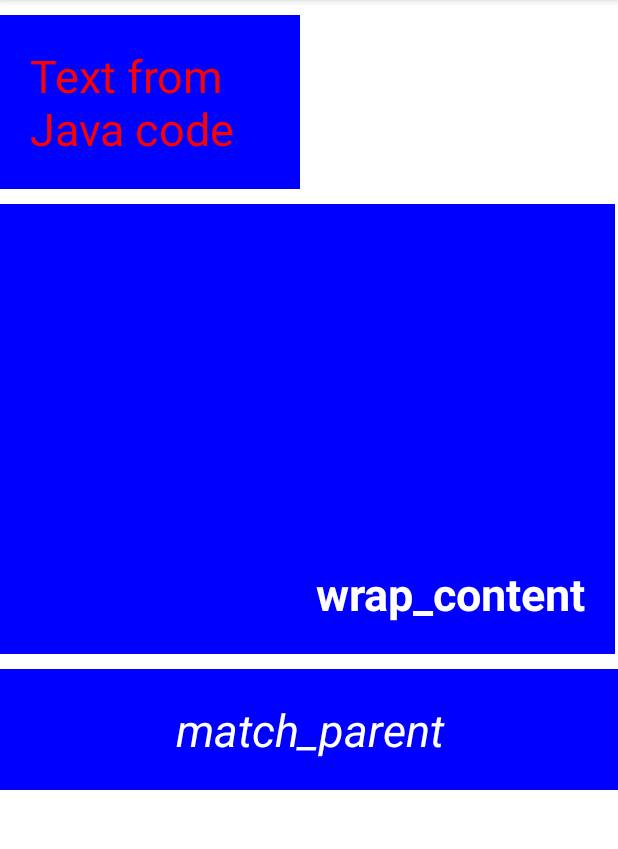
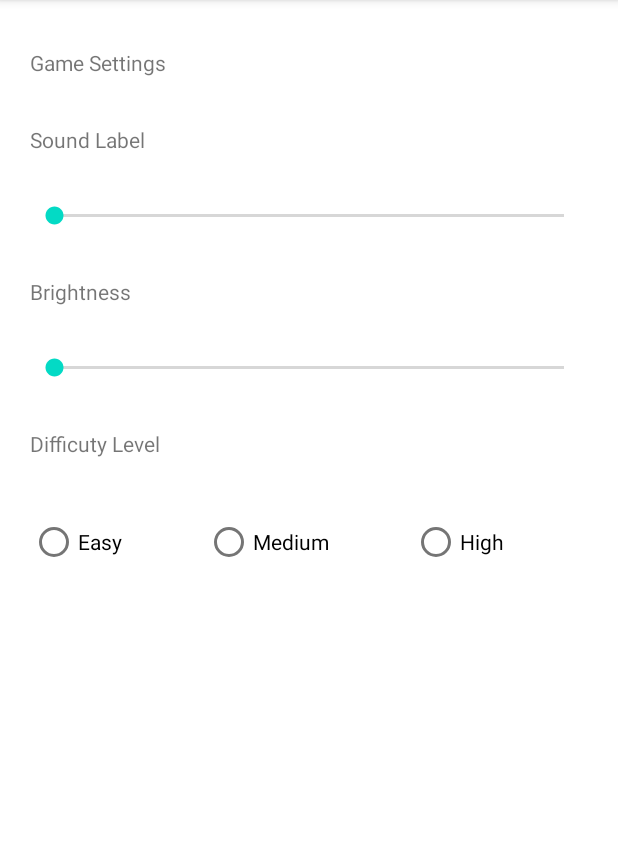
Before and after one commit to nferno1/AndroidStartProject, an Android app: the screen it shows after launch (MainActivity), on a phone screen of 412 x 824 dp, the part 84-933 px from its top. Run offline under Robolectric (Android 15) with nearby library versions, the phone set to English and light mode, and no system bars.

Commit message:
Second layout_Start

```diff
--- a/app/src/main/java/ru/nferno1/androidstartproject/MainActivity.java
+++ b/app/src/main/java/ru/nferno1/androidstartproject/MainActivity.java
@@ -12,12 +12,12 @@ public class MainActivity extends AppCompatActivity {
     @Override
     protected void onCreate(Bundle savedInstanceState) {
         super.onCreate(savedInstanceState);
-        setContentView(R.layout.activity_main);
+        setContentView(R.layout.second_layout);
 
-        TextView textView = (TextView) findViewById(R.id.normal);
+       /* TextView textView = (TextView) findViewById(R.id.normal);
 
         textView.setText("Text from Java code");
-        textView.setTextColor(Color.RED);
+        textView.setTextColor(Color.RED);*/
 
         /*TextView textView = (TextView) findViewById(R.id.header);
         textView.setText("Hello from Java");*/
--- a/app/src/main/res/layout/second_layout.xml
+++ b/app/src/main/res/layout/second_layout.xml
@@ -1,13 +1,104 @@
 <?xml version="1.0" encoding="utf-8"?>
-<androidx.constraintlayout.widget.ConstraintLayout xmlns:android="http://schemas.android.com/apk/res/android"
+<RelativeLayout xmlns:android="http://schemas.android.com/apk/res/android"
+    xmlns:app="http://schemas.android.com/apk/res-auto"
+    xmlns:tools="http://schemas.android.com/tools"
+    android:id="@+id/frameLayout"
     android:layout_width="match_parent"
-    android:layout_height="match_parent">
+    android:layout_height="match_parent"
+    app:barrierAllowsGoneWidgets="true"
+    app:chainUseRtl="true"
+    app:layout_constrainedHeight="true"
+    app:layout_constrainedWidth="true">
 
     <TextView
-        android:id="@+id/header"
-        android:text="Welcome to Android"
-        android:textSize="26sp"
+        android:id="@+id/textView4"
+        android:layout_width="389dp"
+        android:layout_height="wrap_content"
+        android:layout_alignParentStart="true"
+        android:layout_alignParentTop="true"
+        android:layout_alignParentEnd="true"
+        android:layout_marginStart="20dp"
+        android:layout_marginTop="32dp"
+        android:layout_marginEnd="20dp"
+        android:text="Game Settings" />
+
+    <TextView
+        android:id="@+id/textView5"
+        android:layout_width="389dp"
+        android:layout_height="wrap_content"
+        android:layout_below="@+id/textView4"
+        android:layout_alignStart="@+id/textView4"
+        android:layout_alignEnd="@+id/textView4"
+        android:layout_marginTop="32dp"
+        android:text="Sound Label" />
+
+    <SeekBar
+        android:id="@+id/seekBar"
+        android:layout_width="wrap_content"
+        android:layout_height="wrap_content"
+        android:layout_below="@+id/textView5"
+        android:layout_alignStart="@+id/textView5"
+        android:layout_alignEnd="@+id/textView5"
+        android:layout_marginTop="32dp" />
+
+    <TextView
+        android:id="@+id/textView6"
+        android:layout_width="389dp"
+        android:layout_height="wrap_content"
+        android:layout_below="@+id/seekBar"
+        android:layout_alignStart="@+id/textView4"
+        android:layout_alignEnd="@+id/textView4"
+        android:layout_marginTop="32dp"
+        android:text="Brightness" />
+
+    <TextView
+        android:id="@+id/textView7"
+        android:layout_width="389dp"
+        android:layout_height="wrap_content"
+        android:layout_below="@+id/seekBar2"
+        android:layout_alignStart="@+id/textView4"
+        android:layout_alignEnd="@+id/textView4"
+        android:layout_marginTop="32dp"
+        android:text="Difficuty Level" />
+
+    <SeekBar
+        android:id="@+id/seekBar2"
+        android:layout_width="wrap_content"
+        android:layout_height="wrap_content"
+        android:layout_below="@+id/textView6"
+        android:layout_alignStart="@+id/textView5"
+        android:layout_alignEnd="@+id/textView5"
+        android:layout_marginTop="32dp" />
+
+    <RadioGroup
         android:layout_width="match_parent"
-        android:layout_height="match_parent"/>
+        android:layout_height="wrap_content"
+        android:layout_below="@+id/textView7"
+        android:layout_alignStart="@+id/textView7"
+        android:layout_alignEnd="@+id/textView7"
+        android:layout_marginTop="32dp"
+        android:orientation="horizontal">
 
-</androidx.constraintlayout.widget.ConstraintLayout>
+        <RadioButton
+            android:id="@+id/radioButton"
+            android:layout_width="wrap_content"
+            android:layout_height="wrap_content"
+            android:layout_weight="1"
+            android:text="Easy" />
+
+        <RadioButton
+            android:id="@+id/radioButton2"
+            android:layout_width="wrap_content"
+            android:layout_height="wrap_content"
+            android:layout_weight="1"
+            android:text="Medium" />
+
+        <RadioButton
+            android:id="@+id/radioButton3"
+            android:layout_width="wrap_content"
+            android:layout_height="wrap_content"
+            android:layout_weight="1"
+            android:text="High" />
+    </RadioGroup>
+
+</RelativeLayout>
--- a/build.gradle
+++ b/build.gradle
@@ -1,5 +1,5 @@
 // Top-level build file where you can add configuration options common to all sub-projects/modules.
 plugins {
-    id 'com.android.application' version '7.3.0' apply false
-    id 'com.android.library' version '7.3.0' apply false
+    id 'com.android.application' version '7.3.1' apply false
+    id 'com.android.library' version '7.3.1' apply false
 }
```
